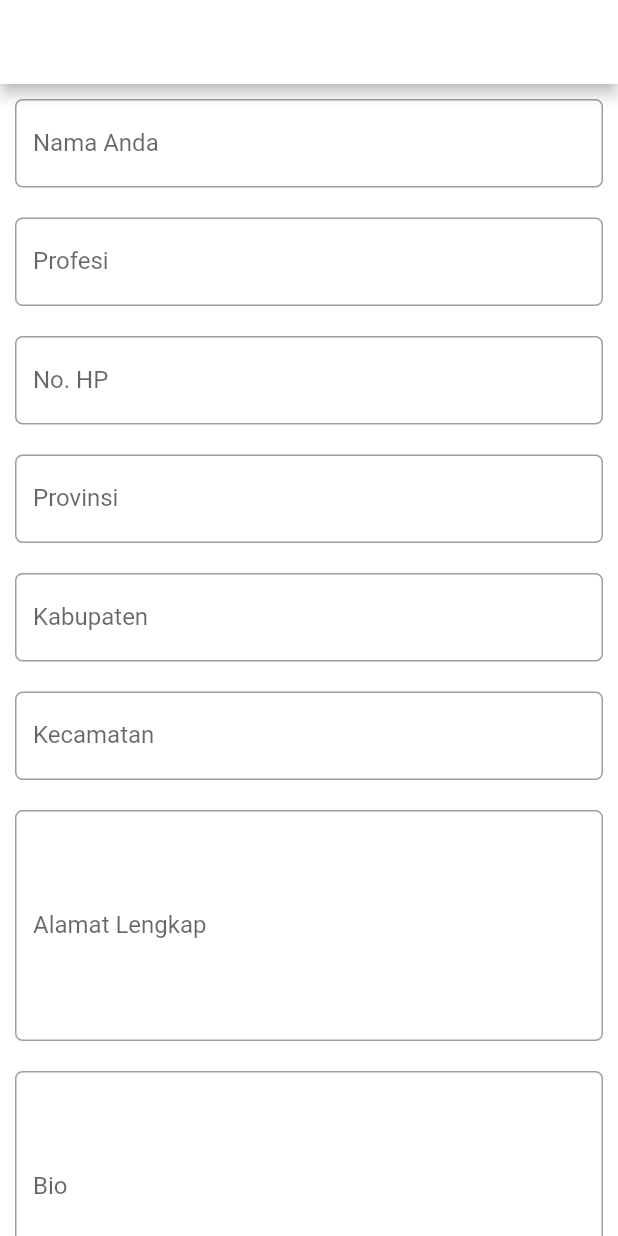
After one commit to markopi-indonesia/markopi_mobile, a Flutter app: the EditProfileDialog screen opened by its route, on a phone screen of 412 x 824 dp. The commit adds this screen. Run offline on Flutter 3.47's test engine with Material 2 defaults, Android fonts, the phone set to English and light mode, and no system bars; our stand-ins replace cloud_firestore, firebase_auth, firebase_storage, flutter_slidable, google_sign_in; accounts and stored records are empty.

Commit message:
Finsihing update profile function

```diff
--- a/lib/controllers/informasi_controller.dart
+++ b/lib/controllers/informasi_controller.dart
@@ -7,13 +7,14 @@ class InformasiController {
   static CollectionReference reference =
       Firestore.instance.collection('informasi');
 
-  static addInformasi(String title, String categoryID, String deskripsi, String userID) {
+  static addInformasi(String title, String categoryID, String deskripsi, String userID, String ownerRole) {
     Firestore.instance.runTransaction((Transaction transaction) async {
       await reference.add({
         "title": title,
         "categoryID": categoryID,
         "deskripsi": deskripsi,
         "userID": userID,
+        "ownerRole": ownerRole,
       });
     });
   }
--- /dev/null
+++ b/lib/controllers/profile_controller.dart
@@ -0,0 +1,79 @@
+import 'package:cloud_firestore/cloud_firestore.dart';
+
+class ProfileController {
+  static Stream<QuerySnapshot> profileStream =
+      Firestore.instance.collection('profile').snapshots();
+
+  static CollectionReference reference =
+      Firestore.instance.collection('profile');
+
+
+  static addProfile(
+      String userID,
+      String nama,
+      String photoURL,
+      String role,
+      String profesi,
+      String noHP,
+      String provinsi,
+      String kabupaten,
+      String kecamatan,
+      String alamat,
+      String bio) {
+    // Firestore.instance.runTransaction((Transaction transaction) async {
+    //   await reference.add({
+    //     "userID": userID,
+    //     "nama": nama,
+    //     "role": role,
+    //     "profesi": profesi,
+    //     "noHP": noHP,
+    //     "provinsi": provinsi,
+    //     "kabupaten": kabupaten,
+    //     "kecamatan": kecamatan,
+    //     "alamat": alamat,
+    //     "bio": bio
+    //   });
+    // });
+    final Firestore _firestore = Firestore.instance;
+    _firestore.collection("profile").document(userID).setData({
+      "userID": userID,
+      "nama": nama,
+      "photoURL": photoURL,
+      "role": role,
+      "profesi": profesi,
+      "noHP": noHP,
+      "provinsi": provinsi,
+      "kabupaten": kabupaten,
+      "kecamatan": kecamatan,
+      "alamat": alamat,
+      "bio": bio
+    });
+  }
+
+  static updateProfile(
+      String id,
+      String newNama,
+      // String newPhotoURL,
+      String newProfesi,
+      String newNoHP,
+      String newProvinsi,
+      String newKabupaten,
+      String newKecamatan,
+      String newAlamat,
+      String newBio) {
+    Firestore.instance.runTransaction((Transaction transaction) async {
+      await reference.document(id).updateData({
+        "nama": newNama,
+        "profesi": newProfesi,
+        "noHP": newNoHP,
+        "provinsi": newProvinsi,
+        "kabupaten": newKabupaten,
+        "kecamatan": newKecamatan,
+        "alamat": newAlamat,
+        "bio": newBio
+      }).catchError((error) {
+        print(error);
+      });
+    });
+  }
+}
--- a/lib/main.dart
+++ b/lib/main.dart
@@ -5,6 +5,7 @@ import 'package:markopi_mobile/pages/authentication/register.dart';
 import 'package:markopi_mobile/pages/authentication/login.dart';
 import 'package:markopi_mobile/pages/crud_kategori/index.dart';
 import 'package:markopi_mobile/pages/crud_informasi/index.dart';
+import 'package:markopi_mobile/pages/profile/edit.dart';
 
 void main() => runApp(MyApp());
 
@@ -23,6 +24,7 @@ class MyApp extends StatelessWidget {
         '/login': (context) => Login(),
         '/category': (context) => Category(),
         '/informasi': (context) => Informasi(),
+        '/profile': (context) => EditProfileDialog(),
       },
     );
   }
--- a/lib/models/informasi.dart
+++ b/lib/models/informasi.dart
@@ -4,12 +4,13 @@ class InformasiModel {
   final String title;
   final String categoryID;
   final String deskripsi;
+  final String ownerRole;
 
   final DocumentReference reference;
 
   InformasiModel.fromMap(Map<String, dynamic> map, {this.reference})
-      : assert(map['title'] != null && map['categoryID'] != null && map['deskripsi'] != null),
-        title = map['title'], categoryID = map['categoryID'], deskripsi = map['deskripsi'];
+      : assert(map['title'] != null && map['categoryID'] != null && map['deskripsi'] != null && map['ownerRole'] != null),
+        title = map['title'], categoryID = map['categoryID'], deskripsi = map['deskripsi'], ownerRole = map['ownerRole'];
 
   InformasiModel.fromSnapshot(DocumentSnapshot snapshot)
       : this.fromMap(snapshot.data, reference: snapshot.reference);
--- /dev/null
+++ b/lib/models/profile.dart
@@ -0,0 +1,68 @@
+import 'package:cloud_firestore/cloud_firestore.dart';
+
+class ProfileModel {
+  String userID;
+  String nama;
+  String role;
+  String photoUrl;
+  String profesi;
+  String noHP;
+  String provinsi;
+  String kabupaten;
+  String kecamatan;
+  String alamat;
+  String bio;
+
+  ProfileModel(
+      {this.userID,
+      this.nama,
+      this.role,
+      this.photoUrl,
+      this.profesi,
+      this.noHP,
+      this.provinsi,
+      this.kabupaten,
+      this.kecamatan,
+      this.alamat,
+      this.bio});
+
+  // final DocumentReference reference;
+
+  // ProfileModel.fromMap(Map<String, dynamic> map, {this.reference})
+  //     : assert(map['userID'] != null && map['nama'] != null && map['role'] != null && map['profesi'] != null
+  //     && map['noHP'] != null && map['provinsi'] != null && map['kabupaten'] != null && map['alamat'] != null
+  //     && map['photoUrl'] != null && map['bio'] != null),
+  //       userID = map['userID'], nama = map['nama'], role = map['role'], noHP = map['noHP'], profesi = map['profesi'], provinsi = map['provinsi'],
+  //       kabupaten = map['kabupaten'], kecamatan = map['kecamatan'], alamat = map['alamat'], photoUrl = map['photoUrl'],
+  //       bio = map['bio'];
+
+  // ProfileModel.fromSnapshot(DocumentSnapshot snapshot)
+  //     : this.fromMap(snapshot.data, reference: snapshot.reference);
+
+  ProfileModel.fromMap(Map<String, dynamic> map) {
+    this.userID = map['userID'];
+    this.nama = map['nama'];
+    this.role = map['role'];
+    this.noHP = map['noHP'];
+    this.profesi = map['profesi'];
+    this.provinsi = map['provinsi'];
+    this.kabupaten = map['kabupaten'];
+    this.kecamatan = map['kecamatan'];
+    this.alamat = map['alamat'];
+    this.photoUrl = map['photoURL'];
+    this.bio = map['bio'];
+  }
+
+  @override
+  String toString() =>
+      nama +
+      role +
+      profesi +
+      photoUrl +
+      noHP +
+      provinsi +
+      kabupaten +
+      kecamatan +
+      alamat +
+      bio;
+}
--- a/lib/pages/authentication/register.dart
+++ b/lib/pages/authentication/register.dart
@@ -3,6 +3,7 @@ import 'package:markopi_mobile/components/header.dart';
 import 'package:markopi_mobile/components/drawer.dart';
 import 'package:firebase_auth/firebase_auth.dart';
 import 'package:google_sign_in/google_sign_in.dart';
+import 'package:markopi_mobile/controllers/profile_controller.dart';
 
 class Register extends StatefulWidget {
   @override
@@ -44,11 +45,16 @@ class _RegisterState extends State<Register> {
           email: _email,
           password: _password,
         );
+        var string = user.email;
+        var nama = string.split("@");
+        ProfileController.addProfile(user.uid, nama[0], "", "Fasilitator", "", "", "", "", "", "", "");
         user.sendEmailVerification();
-        _showVerifyEmailSentDialog();      ;
         setState(() {
           _isLoading = false;
         });
+        Navigator.pop(context);
+        Navigator.of(context).pushNamed("/");
+        _showVerifyEmailSentDialog();
       } catch (e) {
         print('Error: $e');
         setState(() {
@@ -105,7 +111,7 @@ class _RegisterState extends State<Register> {
         return AlertDialog(
           title: new Text("Verifikasi Akun Anda"),
           content:
-              new Text("Anda sudah terdaftar dan sudah dapat masuk ke akun anda.\n Link untuk verifikasi akun sudah dikirim ke email anda.\n Silahkan verifikasi akun anda."),
+              new Text("Anda sudah terdaftar dan sudah dapat masuk ke akun anda.\nLink untuk verifikasi akun sudah dikirim ke email anda.\nSilahkan verifikasi akun anda."),
           actions: <Widget>[
             new FlatButton(
               child: new Text("Tutup"),
--- a/lib/pages/crud_kategori/index.dart
+++ b/lib/pages/crud_kategori/index.dart
@@ -156,11 +156,5 @@ class _CategoryState extends State<Category> {
         fullscreenDialog: true,
       ),
     );
-    // Navigator.of(context).push(
-    //   MaterialPageRoute(
-    //     builder: (context) => AddCategoryDialog(),
-    //     fullscreenDialog: true,
-    //   ),
-    // );
   }
 }
--- /dev/null
+++ b/lib/pages/profile/edit.dart
@@ -0,0 +1,274 @@
+import 'package:flutter/cupertino.dart';
+import 'package:markopi_mobile/controllers/profile_controller.dart';
+import 'package:cloud_firestore/cloud_firestore.dart';
+import 'package:flutter/material.dart';
+import 'package:markopi_mobile/components/header.dart';
+import 'package:markopi_mobile/components/drawer.dart';
+import 'package:firebase_auth/firebase_auth.dart';
+
+class EditProfileDialog extends StatefulWidget {
+  @override
+  _EditProfileDialogState createState() => _EditProfileDialogState();
+}
+
+class _EditProfileDialogState extends State<EditProfileDialog> {
+  final _formEditProfileKey = GlobalKey<FormState>();
+  String _userID;
+  String _nama;
+  String _role;
+  String _photoUrl;
+  String _profesi;
+  String _noHP;
+  String _provinsi;
+  String _kabupaten;
+  String _kecamatan;
+  String _alamat;
+  String _bio;
+  String _docID;
+  String _errorMessage;
+  TextEditingController _namaController = TextEditingController();
+  TextEditingController _profesiController = TextEditingController();
+  TextEditingController _noHPController = TextEditingController();
+  TextEditingController _provinsiController = TextEditingController();
+  TextEditingController _kabupatenController = TextEditingController();
+  TextEditingController _kecamatanController = TextEditingController();
+  TextEditingController _alamatController = TextEditingController();
+  TextEditingController _bioController = TextEditingController();
+
+  final FirebaseAuth _firebaseAuth = FirebaseAuth.instance;
+  AuthStatus authStatus = AuthStatus.NOT_LOGGED_IN;
+
+  bool _isIos;
+  bool _isLoading;
+
+  bool _validateAndSave() {
+    final form = _formEditProfileKey.currentState;
+    if (form.validate()) {
+      form.save();
+      return true;
+    }
+    return false;
+  }
+
+  Widget _showCircularProgress() {
+    if (_isLoading) {
+      return Center(child: CircularProgressIndicator());
+    }
+    return Container(
+      height: 0.0,
+      width: 0.0,
+    );
+  }
+
+  void _validateAndSubmit() async {
+    setState(() {
+      _errorMessage = "";
+      _isLoading = true;
+    });
+    if (_validateAndSave()) {
+      try {
+        print(_nama);
+        print(_docID);
+        ProfileController.updateProfile(_docID, _nama, _profesi, _noHP,
+            _provinsi, _kabupaten, _kecamatan, _alamat, _bio);
+        _showUpdateSuccess();
+        setState(() {
+          _isLoading = false;
+        });
+      } catch (e) {
+        print('Error: $e');
+        setState(() {
+          _isLoading = false;
+          if (_isIos) {
+            _errorMessage = e.details;
+          } else
+            _errorMessage = e.message;
+        });
+      }
+    } else {
+      setState(() {
+        _isLoading = false;
+      });
+    }
+  }
+
+  @override
+  void initState() {
+    _errorMessage = "";
+    _isLoading = false;
+    this.getCurrentUser().then((user) {
+      setState(() {
+        if (user != null) {
+          _userID = user?.uid;
+        }
+      });
+    });
+    Firestore.instance
+        .collection('profile')
+        .where("userID", isEqualTo: _userID)
+        .snapshots()
+        .listen((data) => data.documents.forEach((doc) => [
+              _docID = doc.documentID,
+              _namaController.text = doc["nama"],
+              _profesiController.text = doc["profesi"],
+              _noHPController.text = doc["noHP"],
+              _provinsiController.text = doc["provinsi"],
+              _kabupatenController.text = doc["kabupaten"],
+              _kecamatanController.text = doc["kecamatan"],
+              _alamatController.text = doc["alamat"],
+              _bioController.text = doc["bio"]
+            ]));
+    super.initState();
+  }
+
+  void _showUpdateSuccess() {
+    showDialog(
+      context: context,
+      builder: (BuildContext context) {
+        // return object of type Dialog
+        return AlertDialog(
+          title: new Text("Perubahan Profil"),
+          content:
+              new Text("Perubahan profil yang anda lakukan berhasil"),
+          actions: <Widget>[
+            new FlatButton(
+              child: new Text("Tutup"),
+              onPressed: () {
+                Navigator.of(context).pop();
+              },
+            ),
+          ],
+        );
+      },
+    );
+  }
+
+  Future<FirebaseUser> getCurrentUser() async {
+    FirebaseUser user = await _firebaseAuth.currentUser();
+    return user;
+  }
+
+  @override
+  Widget build(BuildContext context) {
+    return new Scaffold(
+        appBar: Header(),
+        drawer: DrawerPage(),
+        body: Stack(
+          children: <Widget>[
+            _showForm(),
+            _showCircularProgress(),
+          ],
+        ));
+  }
+
+  Widget _showForm() {
+    return new Form(
+        key: _formEditProfileKey,
+        child: ListView(
+          children: <Widget>[
+            new Container(
+                padding: new EdgeInsets.all(10.0),
+                child: new Column(
+                  children: <Widget>[
+                    new TextFormField(
+                      decoration: new InputDecoration(
+                          hintText: "Nama Anda",
+                          labelText: "Nama Anda",
+                          border: new OutlineInputBorder(
+                              borderRadius: new BorderRadius.circular(5.0))),
+                      controller: _namaController,
+                      onSaved: (value) => _nama = value,
+                    ),
+                    new Padding(padding: new EdgeInsets.only(top: 20.0)),
+                    new TextFormField(
+                      decoration: new InputDecoration(
+                          hintText: "Profesi",
+                          labelText: "Profesi",
+                          border: new OutlineInputBorder(
+                              borderRadius: new BorderRadius.circular(5.0))),
+                      controller: _profesiController,
+                      onSaved: (value) => _profesi = value,
+                    ),
+                    new Padding(padding: new EdgeInsets.only(top: 20.0)),
+                    new TextFormField(
+                      decoration: new InputDecoration(
+                          hintText: "No. HP",
+                          labelText: "No. HP",
+                          border: new OutlineInputBorder(
+                              borderRadius: new BorderRadius.circular(5.0))),
+                      controller: _noHPController,
+                      onSaved: (value) => _noHP = value,
+                    ),
+                    new Padding(padding: new EdgeInsets.only(top: 20.0)),
+                    new TextFormField(
+                      decoration: new InputDecoration(
+                          hintText: "Provinsi",
+                          labelText: "Provinsi",
+                          border: new OutlineInputBorder(
+                              borderRadius: new BorderRadius.circular(5.0))),
+                      controller: _provinsiController,
+                      onSaved: (value) => _provinsi = value,
+                    ),
+                    new Padding(padding: new EdgeInsets.only(top: 20.0)),
+                    new TextFormField(
+                      decoration: new InputDecoration(
+                          hintText: "Kabupaten",
+                          labelText: "Kabupaten",
+                          border: new OutlineInputBorder(
+                              borderRadius: new BorderRadius.circular(5.0))),
+                      controller: _kabupatenController,
+                      onSaved: (value) => _kabupaten = value,
+                    ),
+                    new Padding(padding: new EdgeInsets.only(top: 20.0)),
+                    new TextFormField(
+                      decoration: new InputDecoration(
+                          hintText: "Kecamatan",
+                          labelText: "Kecamatan",
+                          border: new OutlineInputBorder(
+                              borderRadius: new BorderRadius.circular(5.0))),
+                      controller: _kecamatanController,
+                      onSaved: (value) => _kecamatan = value,
+                    ),
+                    new Padding(padding: new EdgeInsets.only(top: 20.0)),
+                    new TextFormField(
+                      maxLines: 6,
+                      decoration: new InputDecoration(
+                          hintText: "Alamat Lengkap",
+                          labelText: "Alamat Lengkap",
+                          border: new OutlineInputBorder(
+                              borderRadius: new BorderRadius.circular(5.0))),
+                      controller: _alamatController,
+                      onSaved: (value) => _alamat = value,
+                    ),
+                    new Padding(padding: new EdgeInsets.only(top: 20.0)),
+                    new TextFormField(
+                      maxLines: 6,
+                      decoration: new InputDecoration(
+                          hintText: "Bio",
+                          labelText: "Bio",
+                          border: new OutlineInputBorder(
+                              borderRadius: new BorderRadius.circular(5.0))),
+                      controller: _bioController,
+                      onSaved: (value) => _bio = value,
+                    ),
+                    Padding(
+                        padding: EdgeInsets.fromLTRB(0.0, 45.0, 0.0, 0.0),
+                        child: SizedBox(
+                          height: 40.0,
+                          child: new RaisedButton(
+                            elevation: 5.0,
+                            shape: new RoundedRectangleBorder(
+                                borderRadius: new BorderRadius.circular(5.0)),
+                            color: Colors.blue,
+                            child: new Text('Ubah Profil',
+                                style: new TextStyle(
+                                    fontSize: 20.0, color: Colors.white)),
+                            onPressed: _validateAndSubmit,
+                          ),
+                        ))
+                  ],
+                )),
+          ],
+        ));
+  }
+}
--- a/pubspec.yaml
+++ b/pubspec.yaml
@@ -32,7 +32,9 @@ dependencies:
 
   flutter_slidable: "^0.5.0"
   image_picker: ^0.6.0+3
-
+  file_picker: ^1.3.4+1
+  image: ^2.1.0
+  path_provider: ^1.1.0
 
   # The following adds the Cupertino Icons font to your application.
   # Use with the CupertinoIcons class for iOS style icons.
```
Also changed, not shown: lib/components/drawer.dart (+59 -13 lines), lib/pages/authentication/login.dart (+5 -11 lines), lib/pages/crud_informasi/add.dart (+13 -10 lines), pubspec.lock.
